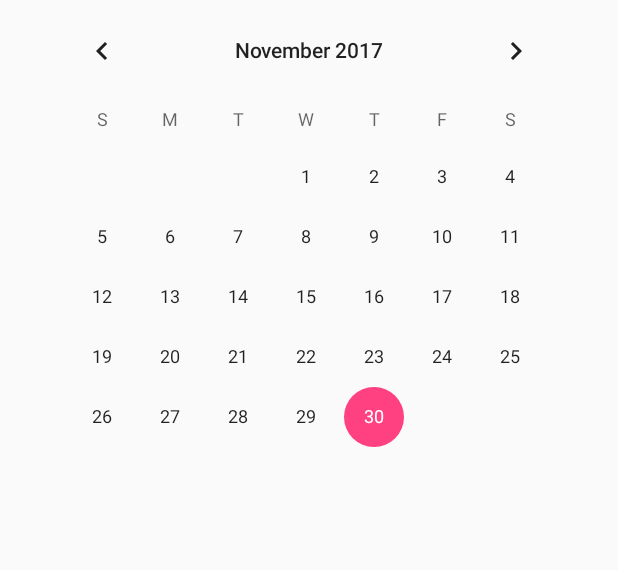
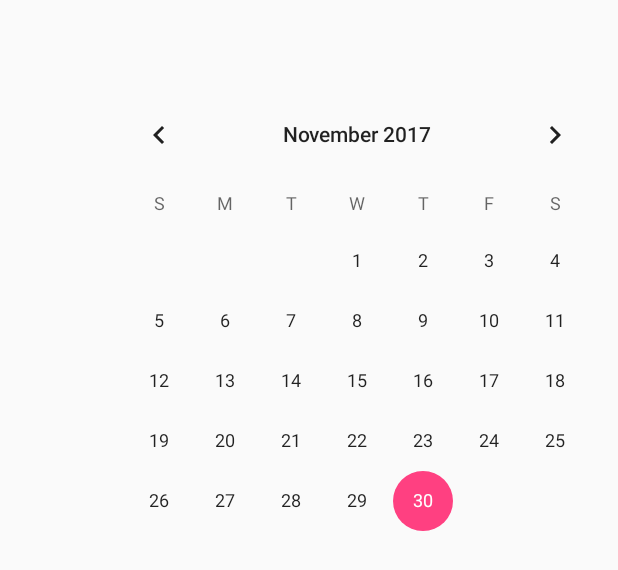
Before and after one commit to git-Lcy/Notice, an Android app: the layout date_selector.xml on its own in the app's theme, with its tools: preview values and no code run, on a phone screen of 412 x 824 dp. Shown: the top 570 px of the screen. Run offline under Robolectric (Android 15) with nearby library versions, the phone set to English and light mode, and no system bars.

Commit message:
初始版

```diff
--- a/app/src/main/java/com/longhuang/programme/Imp/MyRecognizerListener.java
+++ b/app/src/main/java/com/longhuang/programme/Imp/MyRecognizerListener.java
@@ -8,8 +8,6 @@ import android.text.TextUtils;
 import com.iflytek.cloud.RecognizerListener;
 import com.iflytek.cloud.RecognizerResult;
 import com.iflytek.cloud.SpeechError;
-import com.iflytek.cloud.SpeechSynthesizer;
-import com.longhuang.programme.utils.Global;
 import com.longhuang.programme.utils.L;
 import com.longhuang.programme.utils.ThreadPoolManager;
 
--- a/app/src/main/res/layout/date_selector.xml
+++ b/app/src/main/res/layout/date_selector.xml
@@ -3,13 +3,14 @@
     xmlns:android="http://schemas.android.com/apk/res/android"
     android:layout_width="match_parent"
     android:layout_height="wrap_content"
-    android:layout_marginLeft="25dp"
-    android:layout_marginRight="25dp"
+    android:gravity="right"
     android:orientation="vertical">
 
     <CalendarView
-        android:layout_width="match_parent"
-        android:layout_height="wrap_content">
+        android:layout_width="wrap_content"
+        android:layout_height="wrap_content"
+        android:id="@+id/calendar_selector"
+        android:layout_marginTop="?attr/actionBarSize">
 
     </CalendarView>
 </LinearLayout>
```
